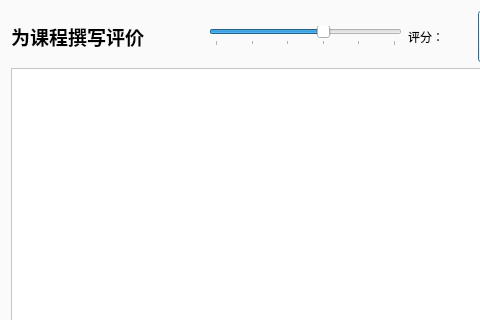
Above: PKUCourseRadar/addcommentwindow.ui from DynamicCast03/PKUCourseRadar before the change; both pictures show x 0 to 480 and y 0 to 320 of the 569 by 434 pixel window. Below: the same form after it.
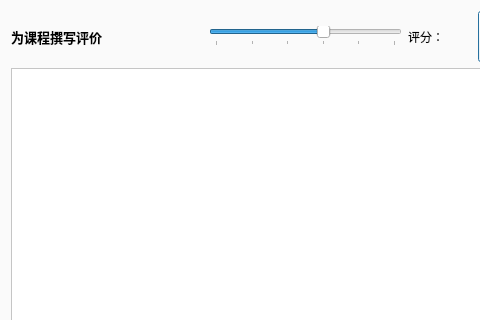
That is the form after the change. Custom widgets are drawn as their Qt base class.

Patch:
```diff
--- a/PKUCourseRadar/addcommentwindow.ui
+++ b/PKUCourseRadar/addcommentwindow.ui
@@ -29,7 +29,7 @@
        </property>
        <property name="font">
         <font>
-         <pointsize>14</pointsize>
+         <pointsize>10</pointsize>
          <bold>true</bold>
         </font>
        </property>
```
